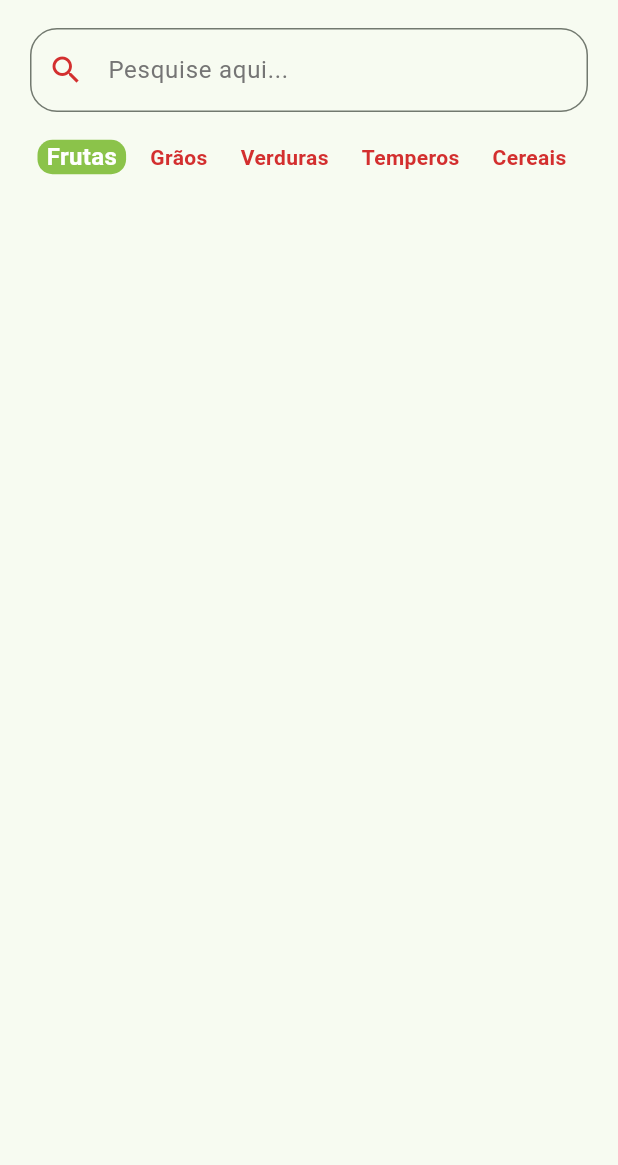
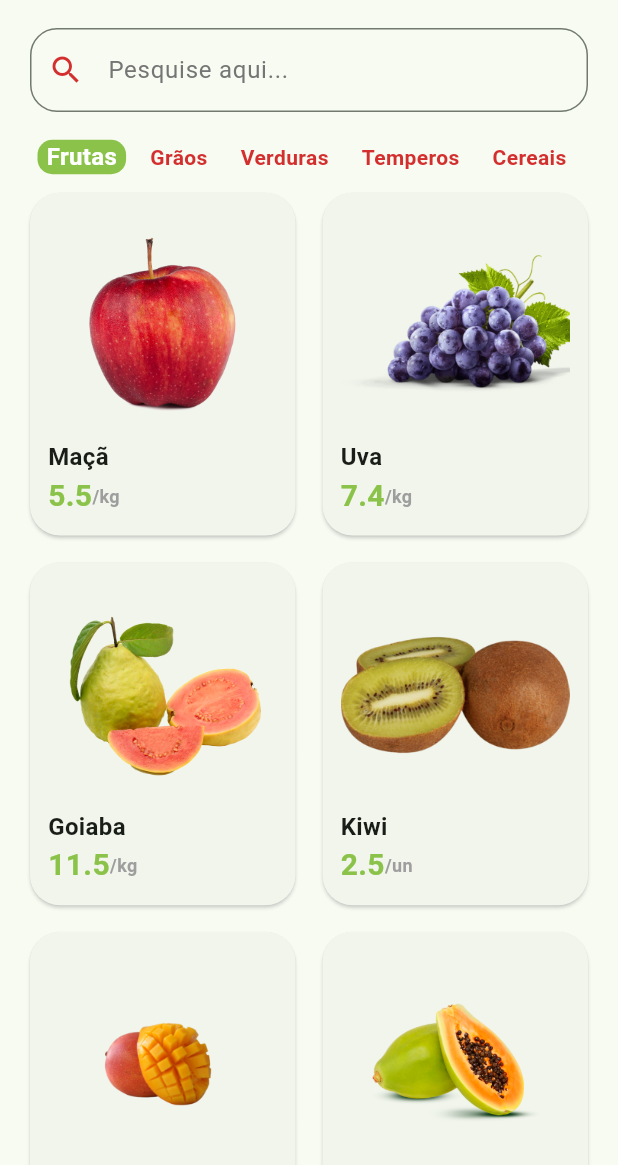
Before and after one commit to ribeiro-paulo/greengrocer-app, a Flutter app: the HomeTab screen opened directly, on a phone screen of 412 x 824 dp, the part 71-1236 px from its top. Run offline on Flutter 3.47's test engine with Material 3 defaults, Android fonts, the phone set to English and light mode, and no system bars; our stand-ins replace animated_text_kit, mask_text_input_formatter.

Commit message:
feat: tile card

```diff
--- /dev/null
+++ b/lib/src/config/app_data.dart
@@ -0,0 +1,73 @@
+import 'package:greemgrocer/src/models/item.model.dart';
+
+ItemModel apple = ItemModel(
+  description:
+      'A melhor maçã da região e que conta com o melhor preço de qualquer quitanda. Este item conta com vitaminas essenciais para o fortalecimento corporal, resultando em uma vida saudável.',
+  imgUrl: 'assets/fruits/apple.png',
+  name: 'Maçã',
+  price: 5.5,
+  unit: 'kg',
+);
+
+ItemModel grape = ItemModel(
+  imgUrl: 'assets/fruits/grape.png',
+  name: 'Uva',
+  price: 7.4,
+  unit: 'kg',
+  description:
+      'A melhor uva da região e que conta com o melhor preço de qualquer quitanda. Este item conta com vitaminas essenciais para o fortalecimento corporal, resultando em uma vida saudável.',
+);
+
+ItemModel guava = ItemModel(
+  imgUrl: 'assets/fruits/guava.png',
+  name: 'Goiaba',
+  price: 11.5,
+  unit: 'kg',
+  description:
+      'A melhor goiaba da região e que conta com o melhor preço de qualquer quitanda. Este item conta com vitaminas essenciais para o fortalecimento corporal, resultando em uma vida saudável.',
+);
+
+ItemModel kiwi = ItemModel(
+  imgUrl: 'assets/fruits/kiwi.png',
+  name: 'Kiwi',
+  price: 2.5,
+  unit: 'un',
+  description:
+      'O melhor kiwi da região e que conta com o melhor preço de qualquer quitanda. Este item conta com vitaminas essenciais para o fortalecimento corporal, resultando em uma vida saudável.',
+);
+
+ItemModel mango = ItemModel(
+  imgUrl: 'assets/fruits/mango.png',
+  name: 'Manga',
+  price: 2.5,
+  unit: 'un',
+  description:
+      'A melhor manga da região e que conta com o melhor preço de qualquer quitanda. Este item conta com vitaminas essenciais para o fortalecimento corporal, resultando em uma vida saudável.',
+);
+
+ItemModel papaya = ItemModel(
+  imgUrl: 'assets/fruits/papaya.png',
+  name: 'Mamão papaya',
+  price: 8,
+  unit: 'kg',
+  description:
+      'O melhor mamão da região e que conta com o melhor preço de qualquer quitanda. Este item conta com vitaminas essenciais para o fortalecimento corporal, resultando em uma vida saudável.',
+);
+
+// Lista de produtos
+List<ItemModel> items = [
+  apple,
+  grape,
+  guava,
+  kiwi,
+  mango,
+  papaya,
+];
+
+List<String> categories = [
+  'Frutas',
+  'Grãos',
+  'Verduras',
+  'Temperos',
+  'Cereais'
+];
--- /dev/null
+++ b/lib/src/models/item.model.dart
@@ -0,0 +1,14 @@
+class ItemModel {
+  String name;
+  String imgUrl;
+  String unit;
+  double price;
+  String description;
+
+  ItemModel(
+      {required this.name,
+      required this.imgUrl,
+      required this.unit,
+      required this.price,
+      required this.description});
+}
--- /dev/null
+++ b/lib/src/pages/home/components/item_tile.dart
@@ -0,0 +1,48 @@
+import 'package:flutter/material.dart';
+import 'package:greemgrocer/src/config/custom_colors.dart';
+import 'package:greemgrocer/src/models/item.model.dart';
+
+class ItemTile extends StatelessWidget {
+  final ItemModel item;
+  const ItemTile({super.key, required this.item});
+
+  @override
+  Widget build(BuildContext context) {
+    return Card(
+      elevation: 1,
+      shadowColor: Colors.grey.shade300,
+      shape: RoundedRectangleBorder(borderRadius: BorderRadius.circular(20)),
+      child: Padding(
+        padding: const EdgeInsets.all(12),
+        child: Column(
+          crossAxisAlignment: CrossAxisAlignment.stretch,
+          children: [
+            Expanded(child: Image.asset(item.imgUrl)),
+            Text(
+              item.name,
+              style: const TextStyle(fontSize: 16, fontWeight: FontWeight.bold),
+            ),
+            Row(
+              children: [
+                Text(
+                  item.price.toString(),
+                  style: TextStyle(
+                      fontWeight: FontWeight.bold,
+                      fontSize: 20,
+                      color: CustomColor.customSwatchColor),
+                ),
+                Text(
+                  '/${item.unit}',
+                  style: TextStyle(
+                      color: Colors.grey.shade500,
+                      fontWeight: FontWeight.bold,
+                      fontSize: 12),
+                )
+              ],
+            )
+          ],
+        ),
+      ),
+    );
+  }
+}
--- a/lib/src/pages/home/home_tab.dart
+++ b/lib/src/pages/home/home_tab.dart
@@ -1,6 +1,8 @@
 import 'package:flutter/material.dart';
 import 'package:greemgrocer/src/config/custom_colors.dart';
 import 'package:greemgrocer/src/pages/home/components/category_tile.dart';
+import 'package:greemgrocer/src/config/app_data.dart' as mock;
+import 'package:greemgrocer/src/pages/home/components/item_tile.dart';
 
 class HomeTab extends StatefulWidget {
   const HomeTab({super.key});
@@ -10,14 +12,6 @@
 }
 
 class _HomeTabState extends State<HomeTab> {
-  List<String> categories = [
-    'Frutas',
-    'Grãos',
-    'Verduras',
-    'Temperos',
-    'Cereais'
-  ];
-
   String selectedCategory = 'Frutas';
 
   @override
@@ -77,11 +71,11 @@
                 scrollDirection: Axis.horizontal,
                 itemBuilder: (_, index) {
                   return CategoryTile(
-                    category: categories[index],
-                    isSelected: categories[index] == selectedCategory,
+                    category: mock.categories[index],
+                    isSelected: mock.categories[index] == selectedCategory,
                     onPress: () {
                       setState(() {
-                        selectedCategory = categories[index];
+                        selectedCategory = mock.categories[index];
                       });
                     },
                   );
@@ -89,7 +83,23 @@
                 separatorBuilder: (_, index) => const SizedBox(
                       width: 10,
                     ),
-                itemCount: categories.length),
+                itemCount: mock.categories.length),
+          ),
+          Expanded(
+            child: GridView.builder(
+                padding: const EdgeInsets.fromLTRB(16, 0, 16, 16),
+                physics: const BouncingScrollPhysics(),
+                gridDelegate: const SliverGridDelegateWithFixedCrossAxisCount(
+                    crossAxisCount: 2,
+                    mainAxisSpacing: 10,
+                    crossAxisSpacing: 10,
+                    childAspectRatio: 9 / 11.5),
+                itemCount: mock.items.length,
+                itemBuilder: (_, index) {
+                  return ItemTile(
+                    item: mock.items[index],
+                  );
+                }),
           )
         ],
       ),
--- a/pubspec.yaml
+++ b/pubspec.yaml
@@ -60,8 +60,8 @@
   uses-material-design: true
 
   # To add assets to your application, add an assets section, like this:
-  # assets:
-  #   - images/a_dot_burr.jpeg
+  assets:
+    - assets/fruits/
   #   - images/a_dot_ham.jpeg
 
   # An image asset can refer to one or more resolution-specific "variants", see
```
Also changed, not shown: assets/fruits/apple.png (added), assets/fruits/grape.png (added), assets/fruits/guava.png (added), assets/fruits/kiwi.png (added), assets/fruits/mango.png (added), assets/fruits/papaya.png (added).
